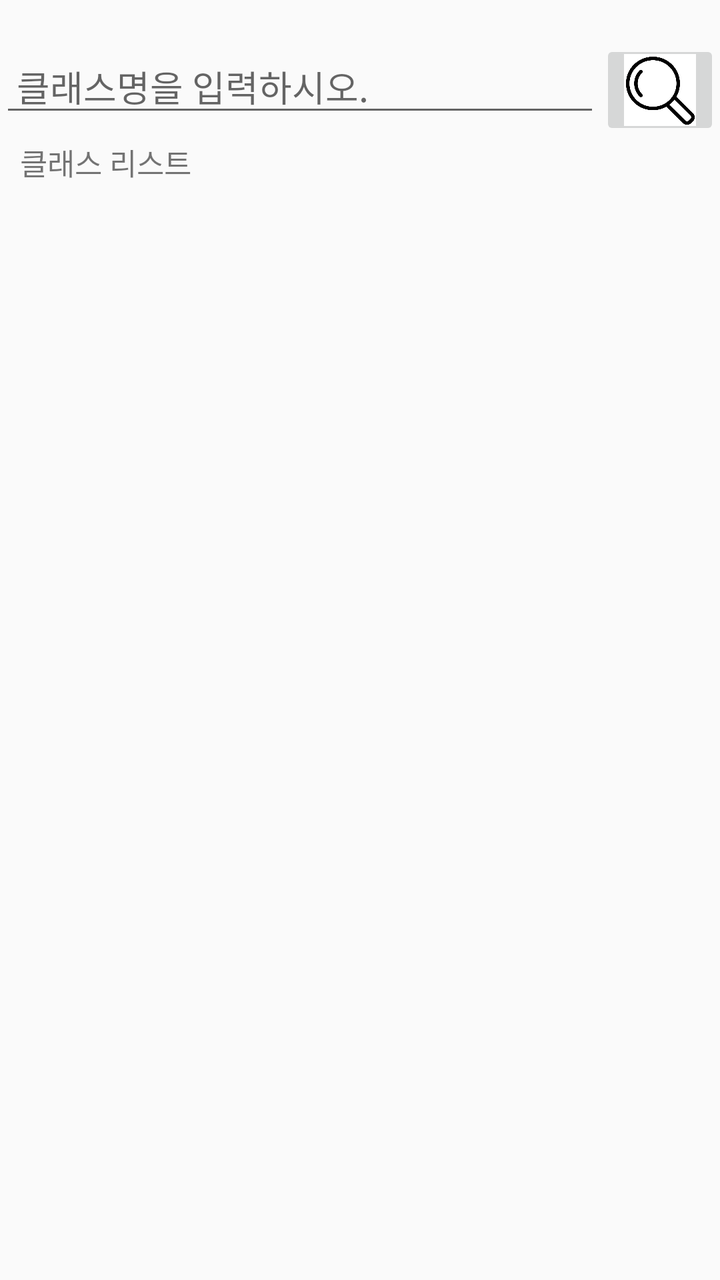
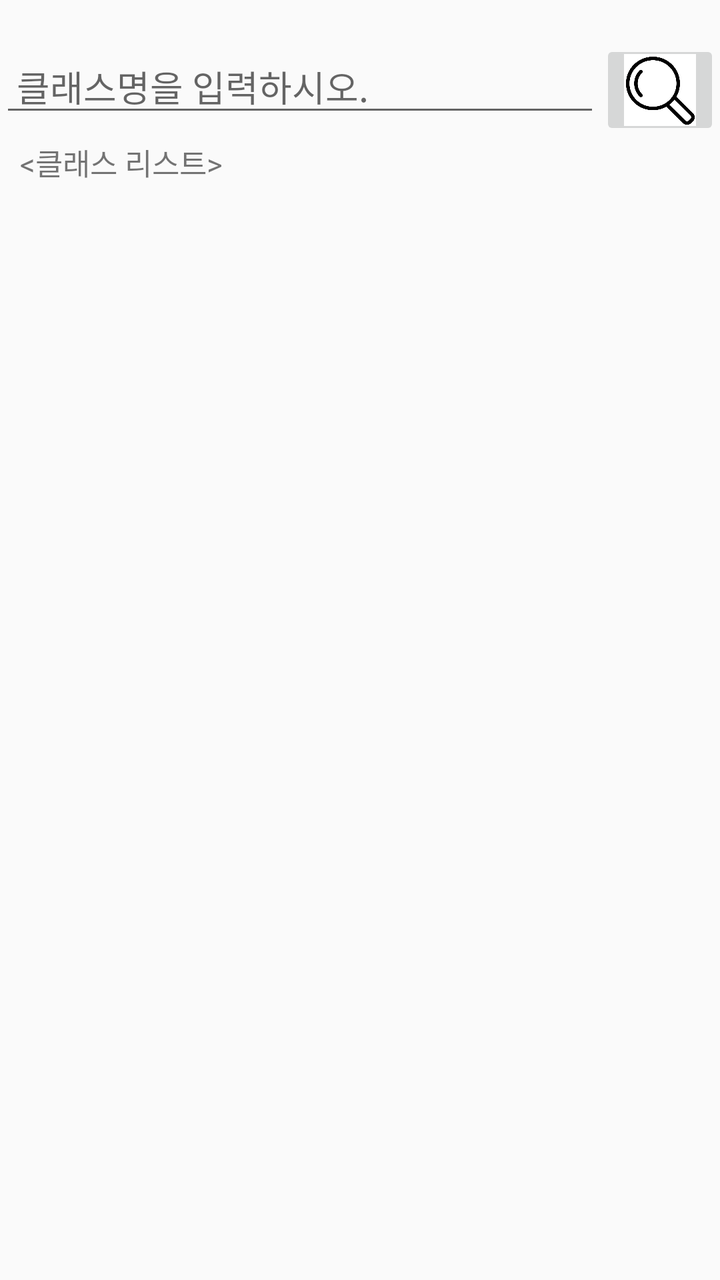

Before-and-after screenshots of an Android layout around one commit, followed by the original layout XML and the change that was made.
<!-- AndroidManifest.xml: application theme Theme.AppCompat.Light.DarkActionBar -->
<!-- res/layout/activity_whole_class_list.xml -->
<?xml version="1.0" encoding="utf-8"?>
<LinearLayout xmlns:android="http://schemas.android.com/apk/res/android"
    xmlns:app="http://schemas.android.com/apk/res-auto"
    xmlns:tools="http://schemas.android.com/tools"
    android:layout_width="match_parent"
    android:layout_height="match_parent"
    tools:context=".whole_class_list"
    android:orientation="vertical">


    <LinearLayout
        android:layout_marginTop="20dp"
        android:layout_width="match_parent"
        android:layout_height="wrap_content"
        android:weightSum="3">
        <EditText
            android:id="@+id/fClassname"
            android:layout_width="0dp"
            android:layout_height="wrap_content"
            android:layout_weight="2.5"
            android:ems="14"
            android:hint=" 클래스명을 입력하시오."/>
        <ImageButton
            android:id="@+id/findClass"
            android:layout_width="0dp"
            android:layout_height="50dp"
            android:scaleType="centerCrop"
            android:layout_weight="0.5"
            android:src="@drawable/search"/>
    </LinearLayout>
    <TextView
        android:layout_width="match_parent"
        android:layout_height="wrap_content"
        android:layout_marginLeft="10dp"
        android:text="클래스 리스트"
        android:textSize="15dp"/>
    <ScrollView
        android:layout_width="match_parent"
        android:layout_height="match_parent"
        android:id="@+id/list_scroll"
        android:fillViewport="true">
        <ListView
            android:id="@+id/wholeClasslist"
            android:layout_width="match_parent"
            android:layout_height="match_parent">
        </ListView>
    </ScrollView>
    /*android:padding="0sp"*/  //imagebutton에 넣는 부분..
</LinearLayout>
<!-- resources referenced by this layout -->
<resources>
  <!-- drawable search: png bitmap (drawable, 29604 bytes) -->
</resources>

<!-- the commit's change to res/layout/activity_whole_class_list.xml (unified diff, before → after) -->
@@ -32,7 +32,7 @@
         android:layout_width="match_parent"
         android:layout_height="wrap_content"
         android:layout_marginLeft="10dp"
-        android:text="클래스 리스트"
+        android:text="\u003C클래스 리스트\u003E"
         android:textSize="15dp"/>
     <ScrollView
         android:layout_width="match_parent"
@@ -45,5 +45,4 @@
             android:layout_height="match_parent">
         </ListView>
     </ScrollView>
-    /*android:padding="0sp"*/  //imagebutton에 넣는 부분..
 </LinearLayout>
